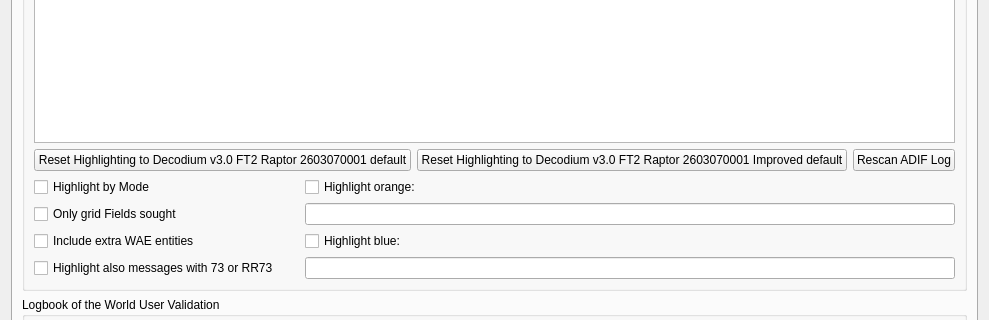
iu8lmc/Decodium-3.0-Codename-Raptor, file Configuration.ui: the form before one commit; both pictures show x 0 to 989 and y 124 to 444 of the 989 by 716 pixel window.
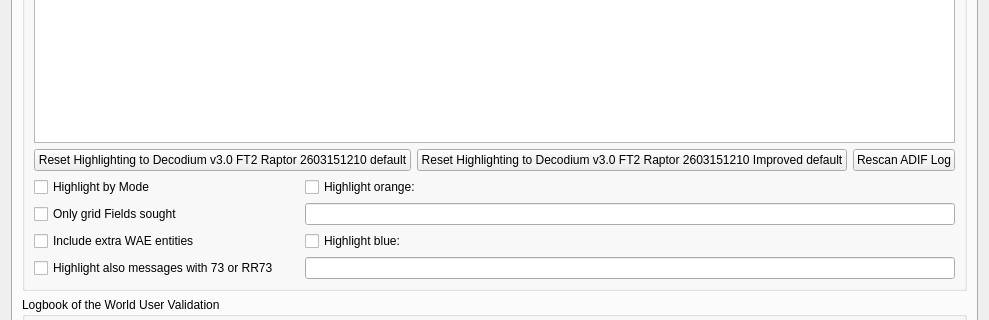
The form after the commit. The open tabs and pages were chosen to show the change. Custom widgets are drawn as their Qt base class.

Patch:
```diff
--- a/Configuration.ui
+++ b/Configuration.ui
@@ -2828,14 +2828,14 @@
                <string>&lt;html&gt;&lt;head/&gt;&lt;body&gt;&lt;p&gt;Push to reset all highlight items above to default values and priorities.&lt;/p&gt;&lt;/body&gt;&lt;/html&gt;</string>
               </property>
               <property name="text">
-               <string>Reset Highlighting to Decodium v3.0 FT2 Raptor 2603070001 default</string>
+               <string>Reset Highlighting to Decodium v3.0 FT2 Raptor 2603151210 default</string>
               </property>
              </widget>
             </item>
             <item>
              <widget class="QPushButton" name="reset_highlighting_to_defaults2_push_button">
               <property name="text">
-               <string>Reset Highlighting to Decodium v3.0 FT2 Raptor 2603070001 Improved default</string>
+               <string>Reset Highlighting to Decodium v3.0 FT2 Raptor 2603151210 Improved default</string>
               </property>
              </widget>
             </item>
```
Left out of the diff: 14 changed lines with no effect on the pictures.
